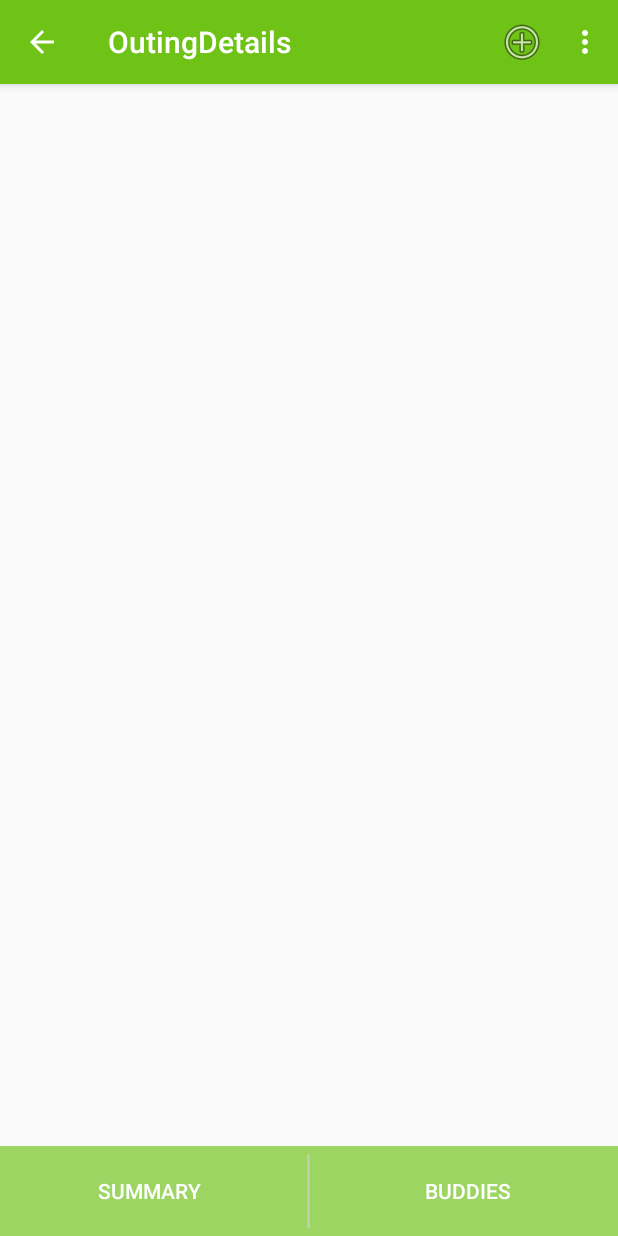
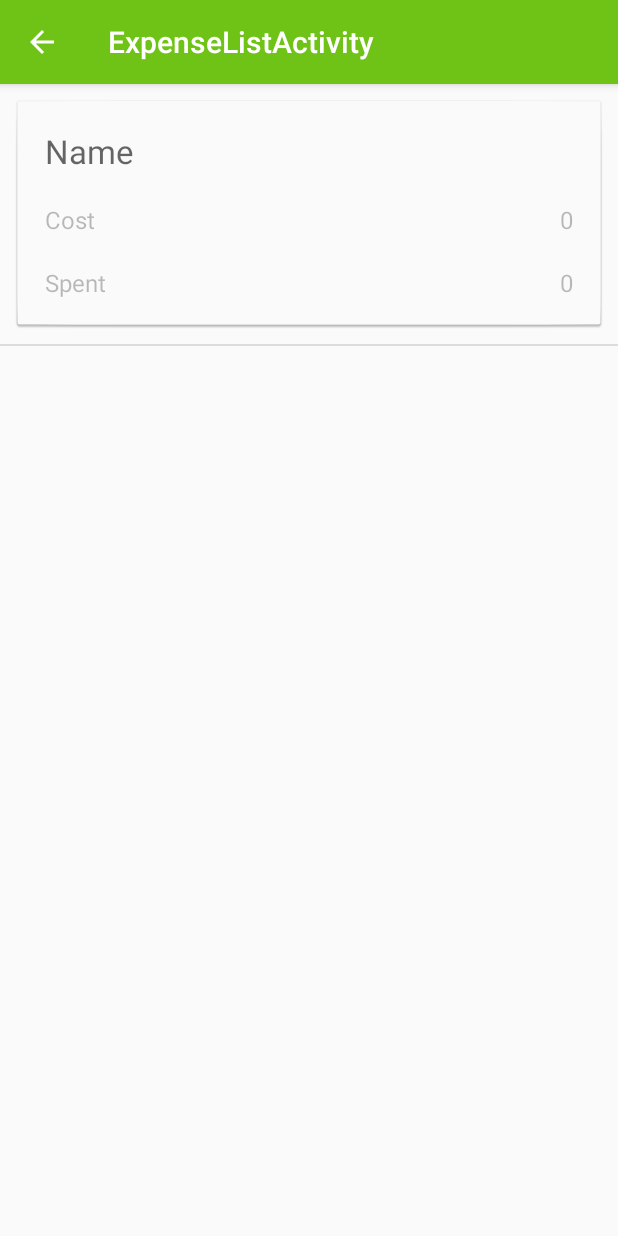
Before and after one commit to rahul-s/PayTracker-Android, an Android app: the OutingDetailsActivity screen opened directly, with no data from a screen before it, in the options menu, after a tap on "View Expenses", on a phone screen of 412 x 824 dp. Run offline under Robolectric (Android 15) with nearby library versions, the phone set to English and light mode, and no system bars; 5 statements that could not run were skipped.

Commit message:
- Individual expense and cost calculation and display implemented.

```diff
--- /dev/null
+++ b/PayTracker/app/src/main/java/com/creativecapsule/paytracker/UI/Activities/ExpenseListActivity.java
@@ -0,0 +1,53 @@
+package com.creativecapsule.paytracker.UI.Activities;
+
+import android.support.v7.app.ActionBar;
+import android.support.v7.app.ActionBarActivity;
+import android.os.Bundle;
+import android.view.Menu;
+import android.view.MenuItem;
+import android.widget.ListView;
+
+import com.creativecapsule.paytracker.Managers.ExpenseManager;
+import com.creativecapsule.paytracker.Models.Outing;
+import com.creativecapsule.paytracker.R;
+import com.creativecapsule.paytracker.UI.Adapters.ExpenseListAdapter;
+
+public class ExpenseListActivity extends BaseActivity {
+
+
+    public static final String BUNDLE_KEY_OUTING_ID = "outing_id";
+
+    private Outing outing;
+
+    @Override
+    protected void onCreate(Bundle savedInstanceState) {
+        super.onCreate(savedInstanceState);
+        setContentView(R.layout.activity_expense_list);
+
+        ActionBar actionBar = getSupportActionBar();
+        actionBar.setDisplayHomeAsUpEnabled(true);
+
+        int outingId = getIntent().getIntExtra(BUNDLE_KEY_OUTING_ID, 0);
+        this.outing = ExpenseManager.getSharedInstance().getOutingById(outingId);
+
+        ListView expenseListView = (ListView) findViewById(R.id.list_view_expenses);
+        ExpenseListAdapter listAdapter = new ExpenseListAdapter(this, this.outing);
+        expenseListView.setAdapter(listAdapter);
+    }
+
+    @Override
+    public boolean onOptionsItemSelected(MenuItem item) {
+        // Handle action bar item clicks here. The action bar will
+        // automatically handle clicks on the Home/Up button, so long
+        // as you specify a parent activity in AndroidManifest.xml.
+        int id = item.getItemId();
+
+        //noinspection SimplifiableIfStatement
+        if (id == android.R.id.home) {
+            finish();
+            return true;
+        }
+
+        return super.onOptionsItemSelected(item);
+    }
+}
--- a/PayTracker/app/src/main/java/com/creativecapsule/paytracker/UI/Activities/OutingDetailsActivity.java
+++ b/PayTracker/app/src/main/java/com/creativecapsule/paytracker/UI/Activities/OutingDetailsActivity.java
@@ -306,7 +306,9 @@ public class OutingDetailsActivity extends BaseActivity implements View.OnClickL
     }
 
     private void showExpenses() {
-
+        Intent expenseIntent = new Intent(this, ExpenseListActivity.class);
+        expenseIntent.putExtra(ExpenseEditActivity.BUNDLE_KEY_OUTING_ID, this.outing.getIdentifier());
+        startActivity(expenseIntent);
     }
 
     private void showOutstandings() {
--- /dev/null
+++ b/PayTracker/app/src/main/java/com/creativecapsule/paytracker/UI/Adapters/ExpenseListAdapter.java
@@ -0,0 +1,110 @@
+package com.creativecapsule.paytracker.UI.Adapters;
+
+import android.content.Context;
+import android.view.LayoutInflater;
+import android.view.View;
+import android.view.ViewGroup;
+import android.widget.BaseAdapter;
+import android.widget.TextView;
+
+import com.creativecapsule.paytracker.Managers.ExpenseManager;
+import com.creativecapsule.paytracker.Models.Expense;
+import com.creativecapsule.paytracker.Models.Outing;
+import com.creativecapsule.paytracker.Models.Person;
+import com.creativecapsule.paytracker.R;
+
+import java.util.ArrayList;
+
+/**
+ * Created by rahul on 18/08/15.
+ */
+public class ExpenseListAdapter extends BaseAdapter {
+    private Context context;
+    private Outing outing;
+    private ArrayList<ExpenseItem> expenseItems;
+
+    public ExpenseListAdapter(Context context, Outing outing) {
+        this.context = context;
+        this.outing = outing;
+        setupExpenseItems();
+    }
+
+    @Override
+    public int getCount() {
+        if (expenseItems == null) {
+            return 0;
+        }
+        else {
+            return expenseItems.size();
+        }
+    }
+
+    @Override
+    public Object getItem(int i) {
+        return null;
+    }
+
+    @Override
+    public long getItemId(int i) {
+        return 0;
+    }
+
+    @Override
+    public View getView(int i, View view, ViewGroup viewGroup) {
+        ExpenseItemViewHolder viewHolder;
+        if (view == null) {
+            LayoutInflater layoutInflater = (LayoutInflater)context.getSystemService(context.LAYOUT_INFLATER_SERVICE);
+            view = layoutInflater.inflate(R.layout.list_item_expense_person, viewGroup, false);
+
+            viewHolder = new ExpenseItemViewHolder();
+            viewHolder.expensePersonName = (TextView) view.findViewById(R.id.expense_person_name);
+            viewHolder.expensePersonCost = (TextView) view.findViewById(R.id.expense_person_cost);
+            viewHolder.expensePersonSpent = (TextView) view.findViewById(R.id.expense_person_spent);
+            view.setTag(viewHolder);
+        }
+        else {
+            viewHolder = (ExpenseItemViewHolder) view.getTag();
+        }
+
+        ExpenseItem expenseItem = this.expenseItems.get(i);
+        viewHolder.expensePersonName.setText(expenseItem.person.getName());
+        viewHolder.expensePersonCost.setText(expenseItem.outingCost+"");
+        viewHolder.expensePersonSpent.setText(expenseItem.outingExpense+"");
+
+        return view;
+    }
+
+    private class ExpenseItemViewHolder {
+        TextView expensePersonName, expensePersonSpent, expensePersonCost, expensePersonConclusion;
+    }
+
+    private class ExpenseItem {
+        Person person;
+        int outingCost;
+        int outingExpense;
+
+        public ExpenseItem(Person person) {
+            this.person = person;
+            this.outingCost = 0;
+            this.outingExpense = 0;
+        }
+    }
+
+    private void setupExpenseItems() {
+        this.expenseItems = new ArrayList<>();
+        ArrayList<Expense> outingExpenses = ExpenseManager.getSharedInstance().getExpenses(this.outing);
+        for (Person person : outing.getPersons()) {
+            ExpenseItem item = new ExpenseItem(person);
+            for (Expense expense : outingExpenses) {
+                if (expense.isExpenseBy(person)) {
+                    item.outingExpense += expense.getAmount();
+                }
+
+                if (expense.isExpenseFor(person)) {
+                    item.outingCost += expense.getExpensePerPerson();
+                }
+            }
+            this.expenseItems.add(item);
+        }
+    }
+}
--- /dev/null
+++ b/PayTracker/app/src/main/res/layout/activity_expense_list.xml
@@ -0,0 +1,21 @@
+<RelativeLayout xmlns:android="http://schemas.android.com/apk/res/android"
+    xmlns:tools="http://schemas.android.com/tools"
+    android:layout_width="match_parent"
+    android:layout_height="match_parent"
+    tools:context=".OustandingsActivity">
+
+    <TextView
+        android:layout_width="match_parent"
+        android:layout_height="wrap_content"
+        android:gravity="center_horizontal"
+        android:text="@string/placeholder_no_expenses"
+        android:layout_margin="@dimen/global_margin_10"
+        android:textColor="@color/text_color_light"/>
+
+    <ListView
+        android:id="@+id/list_view_expenses"
+        android:layout_width="match_parent"
+        android:layout_height="match_parent"
+        android:overScrollMode="never">
+    </ListView>
+</RelativeLayout>
--- a/PayTracker/app/src/main/res/layout/dialog_new_buddy.xml
+++ b/PayTracker/app/src/main/res/layout/dialog_new_buddy.xml
@@ -16,6 +16,7 @@
         android:layout_margin="@dimen/list_item_internal_margin_small"
         android:gravity="center"
         android:hint="@string/label_email"
+        android:inputType="textEmailAddress"
         android:textColor="@color/text_color_light"/>
     <EditText
         android:id="@+id/new_buddy_name"
--- /dev/null
+++ b/PayTracker/app/src/main/res/layout/list_item_expense_person.xml
@@ -0,0 +1,80 @@
+<?xml version="1.0" encoding="utf-8"?>
+<LinearLayout xmlns:android="http://schemas.android.com/apk/res/android"
+    android:orientation="horizontal" android:layout_width="match_parent"
+    android:layout_height="match_parent">
+    <LinearLayout
+        android:layout_width="match_parent"
+        android:layout_height="wrap_content"
+        android:layout_margin="@dimen/list_item_card_margin"
+        android:background="@drawable/ic_card_background"
+        android:orientation="horizontal"
+        android:padding="@dimen/list_item_internal_margin_small"
+        android:gravity="center_vertical">
+
+        <LinearLayout
+            android:layout_width="0dp"
+            android:layout_height="wrap_content"
+            android:layout_weight="1"
+            android:orientation="vertical"
+            android:gravity="left">
+
+
+
+            <TextView
+                android:id="@+id/expense_person_name"
+                android:layout_width="wrap_content"
+                android:layout_height="wrap_content"
+                android:layout_margin="@dimen/list_item_internal_margin_small"
+                android:textSize="@dimen/list_item_title_size"
+                android:textColor="@color/text_color_dark"
+                android:text="Name" />
+
+            <LinearLayout
+                android:layout_width="match_parent"
+                android:layout_height="wrap_content"
+                android:orientation="horizontal">
+
+                <TextView
+                    android:layout_width="0dp"
+                    android:layout_height="wrap_content"
+                    android:layout_weight="1"
+                    android:layout_margin="@dimen/list_item_internal_margin_small"
+                    android:textSize="@dimen/list_item_desc_size"
+                    android:textColor="@color/text_color_light"
+                    android:text="@string/label_expense_person_cost" />
+                <TextView
+                    android:id="@+id/expense_person_cost"
+                    android:layout_width="wrap_content"
+                    android:layout_height="wrap_content"
+                    android:layout_margin="@dimen/list_item_internal_margin_small"
+                    android:textSize="@dimen/list_item_desc_size"
+                    android:textColor="@color/text_color_light"
+                    android:text="5500" />
+            </LinearLayout>
+
+            <LinearLayout
+                android:layout_width="match_parent"
+                android:layout_height="wrap_content"
+                android:orientation="horizontal">
+
+                <TextView
+                    android:layout_width="0dp"
+                    android:layout_height="wrap_content"
+                    android:layout_weight="1"
+                    android:layout_margin="@dimen/list_item_internal_margin_small"
+                    android:textSize="@dimen/list_item_desc_size"
+                    android:textColor="@color/text_color_light"
+                    android:text="@string/label_expense_person_spent" />
+                <TextView
+                    android:id="@+id/expense_person_spent"
+                    android:layout_width="wrap_content"
+                    android:layout_height="wrap_content"
+                    android:layout_margin="@dimen/list_item_internal_margin_small"
+                    android:textSize="@dimen/list_item_desc_size"
+                    android:textColor="@color/text_color_light"
+                    android:text="10,000" />
+            </LinearLayout>
+        </LinearLayout>
+
+    </LinearLayout>
+</LinearLayout>
--- a/PayTracker/app/src/main/res/values/strings.xml
+++ b/PayTracker/app/src/main/res/values/strings.xml
@@ -57,9 +57,12 @@
     <string name="alert_shared_success">Outing shared successfully.</string>
 
     <string name="placeholder_no_outstandings">No outstandings!</string>
-    <string name="title_activity_launch">LaunchActivity</string>
+    <string name="title_activity_launch">PayTracker</string>
     <string name="title_activity_input_email">InputEmailActivity</string>
+    <string name="title_activity_account_setup">AccountSetupActivity</string>
 
-    <string name="hello_world">Hello world!</string>
-    <string name="title_activity_account_setup">AccountSetupActivity</string>
+    <string name="placeholder_no_expenses">No expenses!</string>
+    <string name="title_activity_expense_list">ExpenseListActivity</string>
+    <string name="label_expense_person_cost">Cost</string>
+    <string name="label_expense_person_spent">Spent</string>
 </resources>
```
